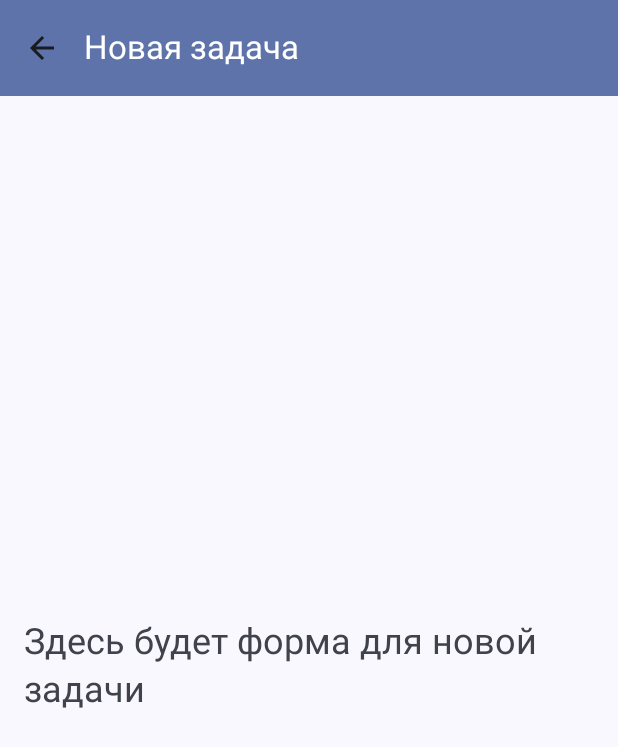
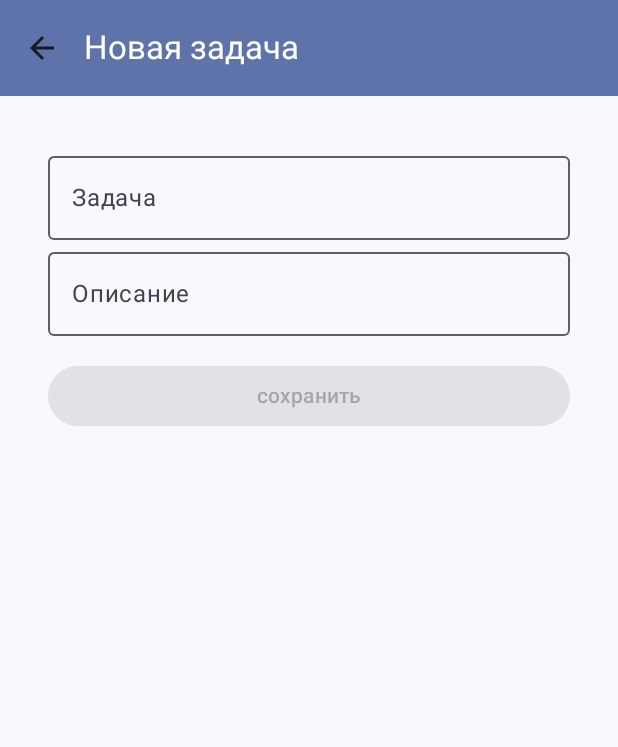
Before and after one commit to EgorPoprotskiy/TaskManager, an Android app built with Jetpack Compose: the screen it shows after launch (MainActivity), after a tap on "Новая задача", on a phone screen of 412 x 824 dp. Shown: the top 747 px of the screen. Run offline under Robolectric (Android 15) with nearby library versions, the phone set to English and light mode, and no system bars; our stand-ins replace Room's generated code; libraries missing offline, so code that uses them is left out: androidx.room.util.

Commit message:
feat: Implement TaskEntryScreen with working form and save functionality

```diff
--- a/app/src/main/java/com/egorpoprotskiy/taskmanager/data/AppDatabase.kt
+++ b/app/src/main/java/com/egorpoprotskiy/taskmanager/data/AppDatabase.kt
@@ -9,7 +9,7 @@ import androidx.room.RoomDatabase
 //3 Создание БД.
 
 //абстрактный класс, который представляет базу данных Room.
-@Database(entities = [Task::class], version = 1, exportSchema = false)
+@Database(entities = [Task::class], version = 2, exportSchema = false)
 abstract class AppDatabase: RoomDatabase() {
     abstract fun taskDao(): TaskDao
     //Это гарантирует, что у тебя будет только один экземпляр базы данных во всем приложении.
@@ -27,6 +27,7 @@ abstract class AppDatabase: RoomDatabase() {
                     "task_manager_database"
                 )
 //                    .allowMainThreadQueries()
+                    .fallbackToDestructiveMigration()
                     .build()
                 /*
                 Это самое важное изменение. После того как база данных создана внутри synchronized блока,
--- a/app/src/main/java/com/egorpoprotskiy/taskmanager/data/Task.kt
+++ b/app/src/main/java/com/egorpoprotskiy/taskmanager/data/Task.kt
@@ -13,6 +13,6 @@ data class Task (
     @PrimaryKey(autoGenerate = true)
     val id: Long = 0L,
     val title: String = "",
-    val description: String? = "",
+    val description: String = "",
     val isCompleted: Boolean = false
 )
--- a/app/src/main/java/com/egorpoprotskiy/taskmanager/ui/home/AppViewModelProvider.kt
+++ b/app/src/main/java/com/egorpoprotskiy/taskmanager/ui/home/AppViewModelProvider.kt
@@ -5,6 +5,7 @@ import androidx.lifecycle.viewmodel.CreationExtras
 import androidx.lifecycle.viewmodel.initializer
 import androidx.lifecycle.viewmodel.viewModelFactory
 import com.egorpoprotskiy.taskmanager.TaskApplication
+import com.egorpoprotskiy.taskmanager.ui.taskentry.TaskEntryViewModel
 
 //8 Создание AppViewModelProvider (ViewModel Factory)
 
@@ -16,6 +17,13 @@ object AppViewModelProvider {
                 taskApplication().container.taskRepository
             )
         }
+        // INITIALIZER ДЛЯ TaskEntryViewModel
+        initializer {
+            TaskEntryViewModel(
+                taskApplication().container.taskRepository
+            )
+        }
+
         // Если появятся другие ViewModel, мы добавим их initializer здесь:
         // initializer {
         //     AnotherViewModel(
--- a/app/src/main/java/com/egorpoprotskiy/taskmanager/ui/taskentry/TaskEntryScreen.kt
+++ b/app/src/main/java/com/egorpoprotskiy/taskmanager/ui/taskentry/TaskEntryScreen.kt
@@ -3,33 +3,49 @@ package com.egorpoprotskiy.taskmanager.ui.taskentry
 import android.annotation.SuppressLint
 import androidx.compose.foundation.layout.Arrangement
 import androidx.compose.foundation.layout.Column
+import androidx.compose.foundation.layout.Spacer
 import androidx.compose.foundation.layout.fillMaxSize
+import androidx.compose.foundation.layout.fillMaxWidth
+import androidx.compose.foundation.layout.height
 import androidx.compose.foundation.layout.padding
+import androidx.compose.foundation.text.KeyboardOptions
 import androidx.compose.material.icons.Icons
 import androidx.compose.material.icons.filled.ArrowBack
+import androidx.compose.material3.Button
 import androidx.compose.material3.ExperimentalMaterial3Api
 import androidx.compose.material3.Icon
 import androidx.compose.material3.IconButton
 import androidx.compose.material3.MaterialTheme
+import androidx.compose.material3.OutlinedTextField
 import androidx.compose.material3.Scaffold
 import androidx.compose.material3.Text
 import androidx.compose.material3.TopAppBar
 import androidx.compose.material3.TopAppBarDefaults
 import androidx.compose.runtime.Composable
+import androidx.compose.runtime.getValue
 import androidx.compose.ui.Alignment
 import androidx.compose.ui.Modifier
 import androidx.compose.ui.res.stringResource
+import androidx.compose.ui.text.input.KeyboardCapitalization
 import androidx.compose.ui.tooling.preview.Preview
 import androidx.compose.ui.unit.dp
+import androidx.lifecycle.compose.collectAsStateWithLifecycle
+import androidx.lifecycle.viewmodel.compose.viewModel
+import androidx.room.util.copy
 import com.egorpoprotskiy.taskmanager.R
+import com.egorpoprotskiy.taskmanager.ui.home.AppViewModelProvider
 
 //10 Создание экрана ввода новой задачи.
 //@SuppressLint("UnusedMaterial3ScaffoldPaddingParameter")
 @OptIn(ExperimentalMaterial3Api::class)
 @Composable
 fun TaskEntryScreen(
-    navigateBack: () -> Unit
+    navigateBack: () -> Unit,
+    taskEntryViewModel: TaskEntryViewModel = viewModel(factory = AppViewModelProvider.Factory)
 ) {
+    //Для доступа к конкретным значениям(titel и description) ОБЯЗАТЕЛЬНО использовать "by"
+    val taskUiState by taskEntryViewModel.taskUiState.collectAsStateWithLifecycle()
+    val isEntryValid by taskEntryViewModel.isEntryValid.collectAsStateWithLifecycle()
     Scaffold(
         topBar = {
             TopAppBar(
@@ -60,11 +76,49 @@ fun TaskEntryScreen(
             verticalArrangement = Arrangement.Center, // Выравниваем контент по центру по вертикали
             horizontalAlignment = Alignment.CenterHorizontally // Выравниваем контент по центру по горизонтали
         ) {
-            Text(
-                text = "Здесь будет форма для новой задачи",
-                style = MaterialTheme.typography.headlineSmall,
-                color = MaterialTheme.colorScheme.onSurfaceVariant
-            )
+            Column(
+                modifier = Modifier
+                    .fillMaxSize()
+                    .padding(16.dp), // Отступы для колонки
+            ) {
+                OutlinedTextField(
+                    value = taskUiState.title,
+                    onValueChange = { newValue ->
+                        taskEntryViewModel.updateUiState(taskUiState.copy(title = newValue))
+                                    },
+                    label = {Text(stringResource(R.string.add_title_label))},
+                    placeholder = {Text(stringResource(R.string.add_placeholder))},
+                    modifier = Modifier.fillMaxWidth(),
+                    singleLine = true,
+                    keyboardOptions = KeyboardOptions(capitalization = KeyboardCapitalization.Sentences)
+                )
+//                Spacer(
+//                    modifier = Modifier.padding(8.dp) // Отступ между полями ввода
+//                )
+                OutlinedTextField(
+                    value = taskUiState.description,
+                    onValueChange = { newValue ->
+                        taskEntryViewModel.updateUiState(updateTask = taskUiState.copy(description = newValue))},
+                    label = {Text(stringResource(R.string.add_description_task))},
+                    placeholder = {Text(stringResource(R.string.add_placeholder))},
+                    modifier = Modifier.fillMaxWidth(),
+                    singleLine = true,
+                    keyboardOptions = KeyboardOptions(capitalization = KeyboardCapitalization.Sentences)
+                )
+                Spacer(modifier = Modifier.height(16.dp))
+                Button(
+                    modifier = Modifier
+                        .fillMaxWidth(),
+                    onClick = {
+                        taskEntryViewModel.saveTask()
+                        navigateBack()
+                    },
+                    enabled = isEntryValid
+                ) {
+                    Text(stringResource(R.string.save_task))
+                }
+            }
+
         }
 
     }
--- a/app/src/main/java/com/egorpoprotskiy/taskmanager/ui/taskentry/TaskEntryViewModel.kt
+++ b/app/src/main/java/com/egorpoprotskiy/taskmanager/ui/taskentry/TaskEntryViewModel.kt
@@ -9,6 +9,7 @@ import kotlinx.coroutines.flow.StateFlow
 import kotlinx.coroutines.flow.asStateFlow
 import kotlinx.coroutines.launch
 
+//12 Создание ViewModel для экрана ввода задачи.
 class TaskEntryViewModel(val taskRepository: TaskRepository): ViewModel() {
     private val _taskUiState = MutableStateFlow(Task())
     val taskUiState: StateFlow<Task> = _taskUiState.asStateFlow()
--- a/app/src/main/res/values/strings.xml
+++ b/app/src/main/res/values/strings.xml
@@ -4,4 +4,8 @@
     <string name="no_new_task">Нет задач. Добавьте новую задачу!</string>
     <string name="add_new_task">Новая задача</string>
     <string name="back_button">Назад</string>
+    <string name="add_title_label">Задача</string>
+    <string name="add_placeholder">введите текст</string>
+    <string name="add_description_task">Описание</string>
+    <string name="save_task">сохранить</string>
 </resources>
```
